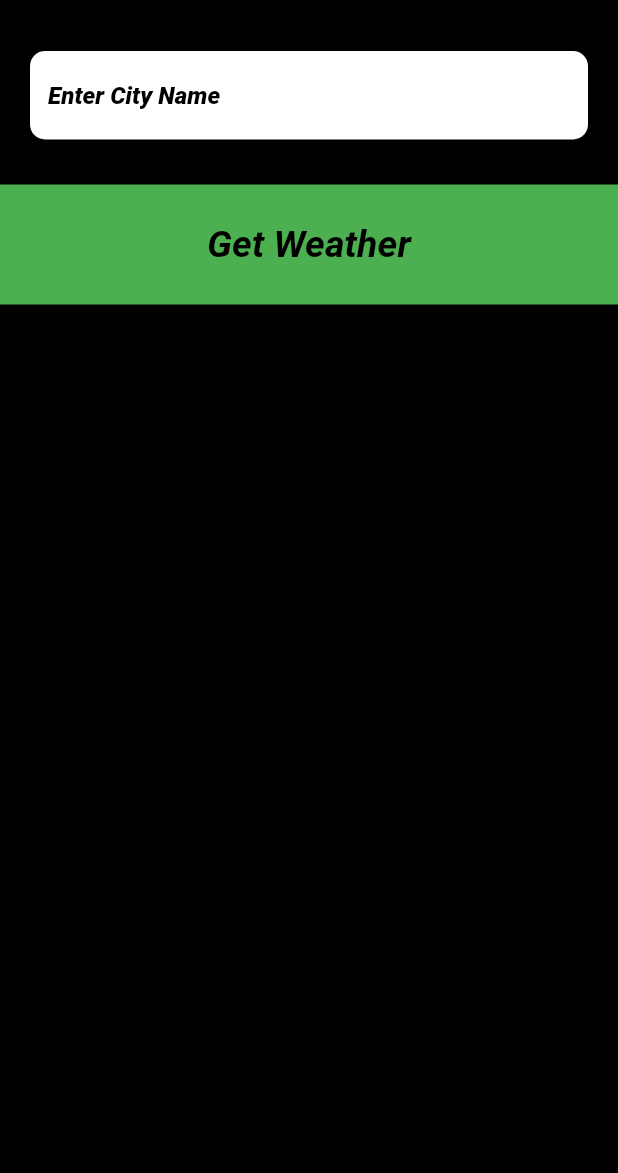
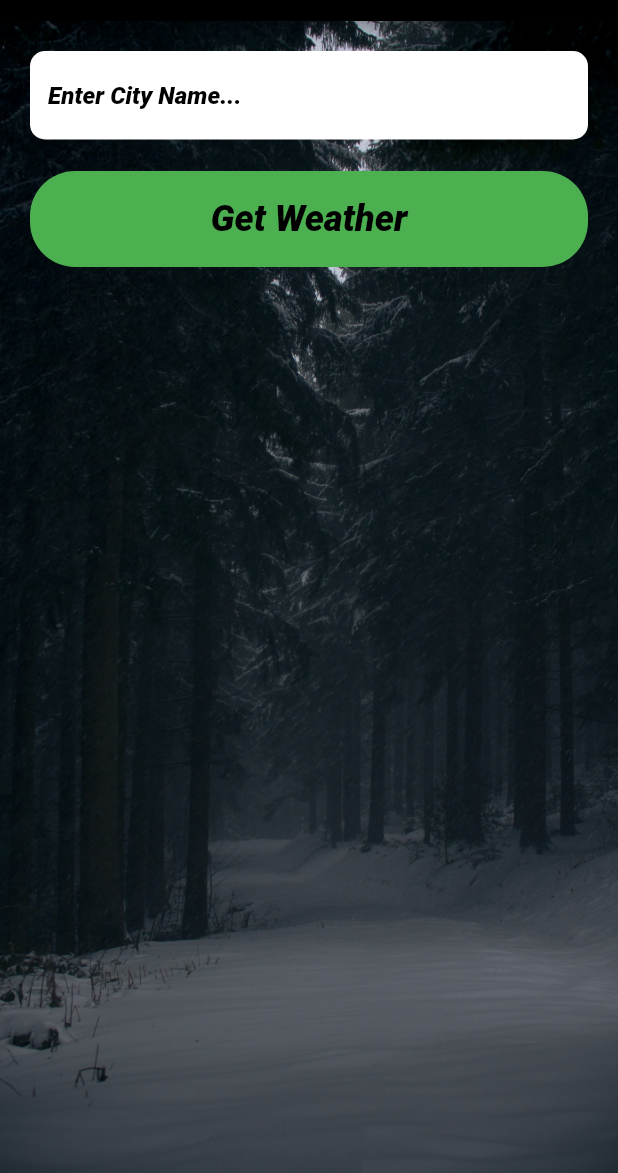
Before and after one commit to IanTrevorBrian/weatherly, a Flutter app: the CityScreen screen opened directly, on a phone screen of 412 x 824 dp, the part 63-1236 px from its top. Run offline on Flutter 3.47's test engine with Material 2 defaults, Android fonts, the phone set to English and light mode, and no system bars; our stand-ins replace flutter_spinkit, geolocator.

Commit message:
additional changes

```diff
--- a/lib/elavated_button.dart
+++ /dev/null
@@ -1,29 +0,0 @@
-import 'package:flutter/material.dart';
-import 'utilities/constants.dart';
-
-class SimpleElevatedButton extends StatelessWidget{
-  SimpleElevatedButton({@required this.onTap, @required this.buttonTitle}); //constructor called BottomButton with two required inputs
-
-  final Function()? onTap; //property of type function that implements functionality
-  final String? buttonTitle; //property of type string that accounts for text on the button
-
-  @override
-  Widget build(BuildContext context) {
-    return GestureDetector(
-      onTap: onTap,
-      child: Container(
-        child: Center(
-          child: Text(
-            buttonTitle!,
-            style: kLargeButtonTextStyle,
-          ),
-        ),
-        color: kBottomContainerColor,
-        margin: EdgeInsets.only(top: 10.0),
-        // padding: EdgeInsets.only(bottom: 20.0), //this enables us to bring the container up a bit so as not to interfere with user(especially iphone users) as it conflicts with the home button of phone //the padding only targets the bottom
-        width: double.infinity,
-        height: kBottomContainerHeight,
-      ),
-    );
-  }
-}
--- a/lib/screens/city_screen.dart
+++ b/lib/screens/city_screen.dart
@@ -1,6 +1,8 @@
+import 'dart:ui';
+
 import 'package:flutter/material.dart';
 import 'package:weatherly/utilities/constants.dart';
-import 'package:weatherly/elavated_button.dart';
+import 'package:weatherly/simple_round_button.dart';
 
 class CityScreen extends StatefulWidget {
   @override
@@ -23,12 +25,12 @@ class _CityScreenState extends State<CityScreen> {
         ),
       ),
       body: Container(
-        // decoration: BoxDecoration(
-        //   image: DecorationImage(
-        //     image: AssetImage('images/city_background.jpg'),
-        //     fit: BoxFit.cover,
-        //   ),
-        // ),
+        decoration: BoxDecoration(
+          image: DecorationImage(
+            image: AssetImage('images/background.jpg'),
+            fit: BoxFit.cover,
+          ),
+        ),
         constraints: BoxConstraints.expand(),
         child: SafeArea(
           child: Column(
@@ -60,9 +62,10 @@ class _CityScreenState extends State<CityScreen> {
                   },
                 ),
               ),
-              SimpleElevatedButton(
-                buttonTitle: 'Get Weather',
-                onTap: () {
+              SimpleRoundButton(
+                backgroundColor: Colors.green,
+                buttonText: Text('Get Weather',style: TextStyle(color: Colors.black,fontStyle: FontStyle.italic, fontWeight: FontWeight.w800, fontSize: 24.0),),
+                onPressed: () {
                   Navigator.pop(context, cityName);  //cityName is the value to be passed backward and is accessed in Navigator.push, in our location screen, as a future value
                 },
               ),
--- /dev/null
+++ b/lib/simple_round_button.dart
@@ -0,0 +1,41 @@
+import 'package:flutter/material.dart';
+
+class SimpleRoundButton extends StatelessWidget{
+  SimpleRoundButton({@required this.onPressed, @required this.buttonText, @required this.backgroundColor}); //constructor called BottomButton with two required inputs
+
+  final Function()? onPressed; //property of type function that implements functionality
+  final Text? buttonText; //property of type text that accounts for text on the button //it was previously of type string but string cant be assigned to parameter type widget
+  final Color? backgroundColor; //property of type color that implements color on button
+
+  @override
+  Widget build(BuildContext context) {
+    return Container(
+      margin: const EdgeInsets.only(top: 1.0),
+      padding: const EdgeInsets.only(left: 20.0, right: 20.0),
+      child: Row(
+        children: <Widget>[
+          Expanded(
+            child: TextButton(
+              style: ButtonStyle(
+                shape: MaterialStateProperty.all(RoundedRectangleBorder(
+                    borderRadius: BorderRadius.circular(30.0))),
+                overlayColor: MaterialStateProperty.all(this.backgroundColor),
+                backgroundColor: MaterialStateProperty.all(this.backgroundColor),
+              ),
+              child: Row(
+                mainAxisAlignment: MainAxisAlignment.center,
+                children: <Widget>[
+                  Padding(
+                    padding: const EdgeInsets.only(top: 10.0, bottom: 10.0),
+                    child: buttonText,
+                  ),
+                ],
+              ),
+              onPressed: () => onPressed!(),
+            ),
+          ),
+        ],
+      ),
+    );
+  }
+}
--- a/lib/utilities/constants.dart
+++ b/lib/utilities/constants.dart
@@ -2,9 +2,6 @@ import 'dart:ui';
 
 import 'package:flutter/material.dart';
 // import 'package:google_fonts/google_fonts.dart'; //not a must to be used
-
-const kBottomContainerHeight = 80.0;
-const kBottomContainerColor = const Color(0xFF4CAF50);
 
 const kTempTextStyle = TextStyle(
   fontFamily: 'raleway',
@@ -16,7 +13,7 @@ const kTempTextStyle = TextStyle(
 const kMessageTextStyle = TextStyle(
   fontFamily: 'notoSerif',
   fontSize: 40.0,
-    color: Color.fromRGBO(240, 255, 255, 50),
+    color: Colors.green,
 );
 
 // const kCityNameTextStyle = TextStyle(
@@ -40,15 +37,6 @@ const kConditionTextStyle = TextStyle(
   fontSize: 90.0,
 );
 
-//constant styling for the get weather button
-const kLargeButtonTextStyle = TextStyle(
-  fontSize: 25.0,
-  color: Colors.black,
-  fontWeight: FontWeight.bold,
-  fontStyle: FontStyle.italic,
-);
-
-
 const kTextFieldInputDecoration = InputDecoration(
   filled: true,
   fillColor: Colors.white,
@@ -56,7 +44,7 @@ const kTextFieldInputDecoration = InputDecoration(
   //   Icons.location_city,
   //   color: Colors.green,
   // ),
-  hintText: 'Enter City Name',
+  hintText: 'Enter City Name...',
   hintStyle: TextStyle(
     fontStyle: FontStyle.italic,
     // fontWeight: FontWeight.w600,
```
